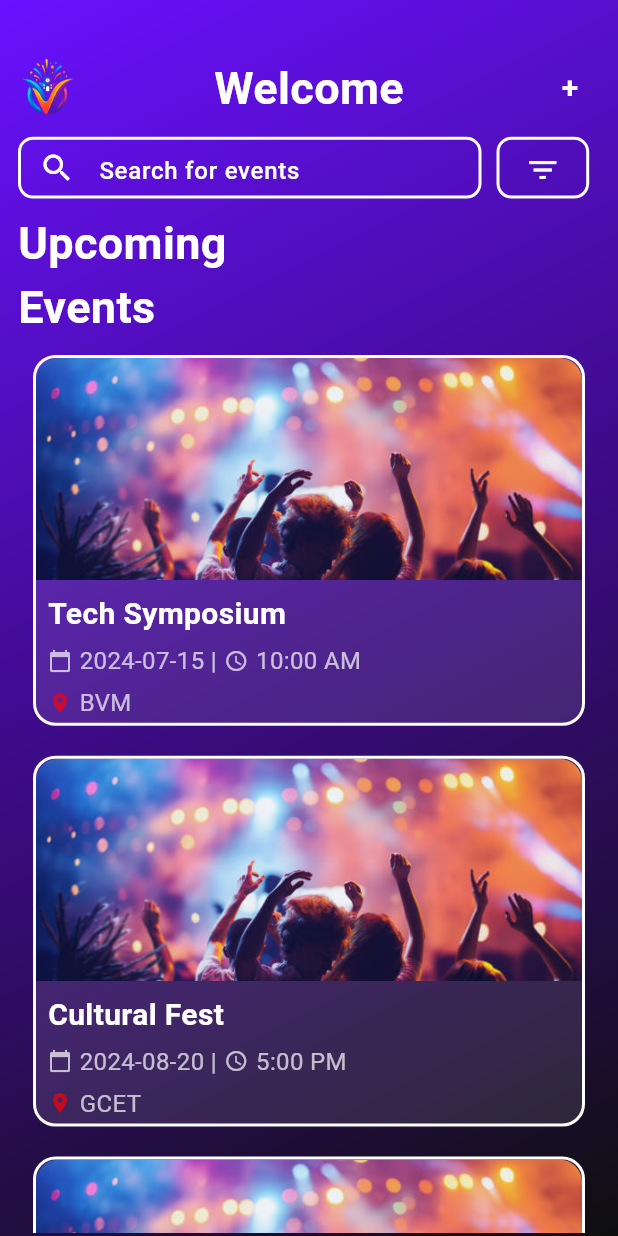
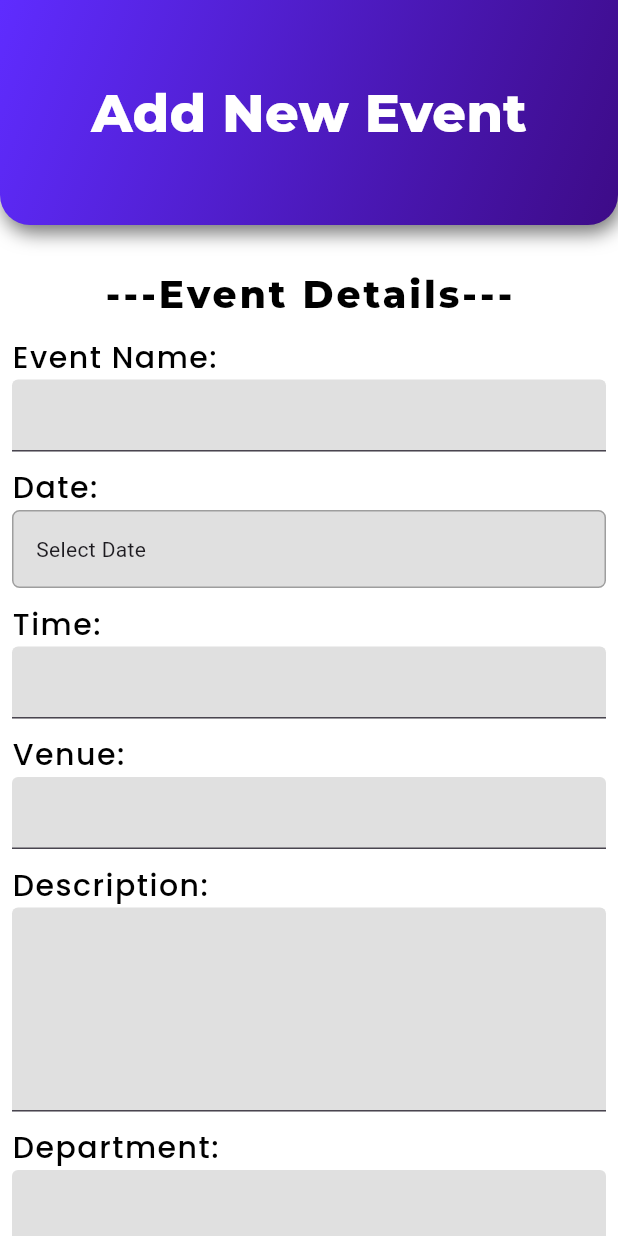
Before and after one commit to SHASANGNIX/Flutter_Event_Management, a Flutter app: the screen it shows after launch, after a tap on an icon or button, on a phone screen of 412 x 824 dp. Run offline on Flutter 3.47's test engine with Material 3 defaults, Android fonts, the phone set to English and light mode, and no system bars; our stand-ins replace google_fonts.

Commit message:
Added Add_Event Page and Navigation

```diff
--- /dev/null
+++ b/lib/Widgets/add_event.dart
@@ -0,0 +1,348 @@
+import 'package:flutter/material.dart';
+import 'package:google_fonts/google_fonts.dart';
+import 'event.dart';
+
+class AddEvent extends StatefulWidget {
+  const AddEvent({super.key, required this.addEvent});
+
+  final Function(Event) addEvent;
+  @override
+  State<AddEvent> createState() => _AddEventState();
+}
+
+class _AddEventState extends State<AddEvent> {
+  final _formkey = GlobalKey<FormState>();
+  TextEditingController nameController = TextEditingController();
+  TextEditingController venueController = TextEditingController();
+  TextEditingController descriptionController = TextEditingController();
+  TextEditingController departmentController = TextEditingController();
+  TextEditingController collegeController = TextEditingController();
+  TextEditingController registrationController = TextEditingController();
+  TextEditingController contactController = TextEditingController();
+  TextEditingController meetingController = TextEditingController();
+  TextEditingController timeController = TextEditingController();
+  TextEditingController categoryController = TextEditingController();
+
+  String date = "";
+  String time = "";
+  bool isOnline = false;
+
+  Future<void> pickDate() async {
+    DateTime? picked = await showDatePicker(
+      context: context,
+      firstDate: DateTime(2020),
+      lastDate: DateTime(2030),
+      initialDate: DateTime.now(),
+    );
+
+    if (picked != null) {
+      setState(() {
+        date = "${picked.day}/${picked.month}/${picked.year}";
+      });
+    }
+  }
+
+  Widget CustomField(TextEditingController controller) {
+    return Padding(
+      padding: EdgeInsets.all(0),
+      child: TextFormField(
+        controller: controller,
+        style: GoogleFonts.montserrat(color: Colors.black),
+        decoration: InputDecoration(
+          labelStyle: GoogleFonts.montserrat(color: Colors.black, fontSize: 20),
+
+          focusedBorder: OutlineInputBorder(
+            borderRadius: BorderRadius.circular(10),
+            borderSide: BorderSide(color: Colors.black, width: 2),
+          ),
+          fillColor: Colors.grey[300],
+          filled: true,
+        ),
+      ),
+    );
+  }
+
+  @override
+  void dispose() {
+    nameController.dispose();
+    venueController.dispose();
+    descriptionController.dispose();
+    departmentController.dispose();
+    collegeController.dispose();
+    registrationController.dispose();
+    contactController.dispose();
+    meetingController.dispose();
+    timeController.dispose();
+    categoryController.dispose();
+    super.dispose();
+  }
+
+  @override
+  Widget build(BuildContext context) {
+    return Container(
+      height: double.infinity,
+      width: double.infinity,
+      color: Colors.white,
+
+      child: Column(
+        children: [
+          Container(
+            height: 150,
+            width: double.infinity,
+            decoration: BoxDecoration(
+              borderRadius: BorderRadius.only(
+                topLeft: Radius.zero,
+                topRight: Radius.zero,
+                bottomLeft: Radius.circular(20),
+                bottomRight: Radius.circular(20),
+              ),
+              gradient: LinearGradient(
+                begin: Alignment.topLeft,
+                end: Alignment.bottomRight,
+                colors: [Color(0xFF5F2CFF), Color(0xFF3D0B87)],
+              ),
+              boxShadow: [
+                BoxShadow(
+                  blurRadius: 10,
+                  color: Colors.black54,
+                  offset: Offset(2, 5),
+                ),
+              ],
+            ),
+            child: Stack(
+              alignment: Alignment.center,
+              children: [
+                Positioned(
+                  child: Text(
+                    "Add New Event",
+                    style: GoogleFonts.montserrat(
+                      fontSize: 35,
+                      fontWeight: FontWeight.w800,
+                      color: Colors.white,
+                    ),
+                  ),
+                ),
+              ],
+            ),
+          ),
+          SizedBox(height: 20),
+          Expanded(
+            child: SingleChildScrollView(
+              child: Padding(
+                padding: EdgeInsets.all(8),
+                child: Form(
+                  key: _formkey,
+                  child: Column(
+                    mainAxisAlignment: MainAxisAlignment.start,
+                    crossAxisAlignment: CrossAxisAlignment.start,
+                    children: [
+                      Center(
+                        child: Text(
+                          "---Event Details---",
+                          style: GoogleFonts.montserrat(
+                            fontSize: 25,
+                            fontWeight: FontWeight.w800,
+                            letterSpacing: 2,
+                            color: Colors.black,
+                          ),
+                        ),
+                      ),
+                      SizedBox(height: 10),
+                      Text(
+                        "Event Name:",
+                        style: GoogleFonts.poppins(
+                          fontSize: 20,
+                          fontWeight: FontWeight.w500,
+                          letterSpacing: 1,
+                          color: Colors.black,
+                        ),
+                      ),
+                      CustomField(nameController),
+                      SizedBox(height: 10),
+                      Text(
+                        "Date:",
+                        style: GoogleFonts.poppins(
+                          fontSize: 20,
+                          fontWeight: FontWeight.w500,
+                          letterSpacing: 1,
+                          color: Colors.black,
+                        ),
+                      ),
+                      InkWell(
+                        onTap: pickDate,
+                        child: Container(
+                          width: double.infinity,
+                          padding: EdgeInsets.all(15),
+
+                          decoration: BoxDecoration(
+                            color: Colors.grey[300],
+                            border: Border.all(color: Colors.grey),
+                            borderRadius: BorderRadius.circular(5),
+                          ),
+
+                          child: Text(date == "" ? "Select Date" : date),
+                        ),
+                      ),
+                      SizedBox(height: 10),
+                      Text(
+                        "Time:",
+                        style: GoogleFonts.poppins(
+                          fontSize: 20,
+                          fontWeight: FontWeight.w500,
+                          letterSpacing: 1,
+                          color: Colors.black,
+                        ),
+                      ),
+                      CustomField(timeController),
+                      SizedBox(height: 10),
+                      Text(
+                        "Venue:",
+                        style: GoogleFonts.poppins(
+                          fontSize: 20,
+                          fontWeight: FontWeight.w500,
+                          letterSpacing: 1,
+                          color: Colors.black,
+                        ),
+                      ),
+                      CustomField(venueController),
+                      SizedBox(height: 10),
+                      Text(
+                        "Description:",
+                        style: GoogleFonts.poppins(
+                          fontSize: 20,
+                          fontWeight: FontWeight.w500,
+                          letterSpacing: 1,
+                          color: Colors.black,
+                        ),
+                      ),
+                      Padding(
+                        padding: EdgeInsetsGeometry.all(0),
+                        child: TextFormField(
+                          controller: descriptionController,
+                          style: GoogleFonts.montserrat(color: Colors.black),
+                          maxLines: 5,
+                          decoration: InputDecoration(
+                            labelStyle: GoogleFonts.montserrat(
+                              color: Colors.black,
+                              fontSize: 20,
+                            ),
+
+                            focusedBorder: OutlineInputBorder(
+                              borderRadius: BorderRadius.circular(10),
+                              borderSide: BorderSide(
+                                color: Colors.black,
+                                width: 2,
+                              ),
+                            ),
+                            fillColor: Colors.grey[300],
+                            filled: true,
+                          ),
+                        ),
+                      ),
+                      SizedBox(height: 10),
+                      Text(
+                        "Department:",
+                        style: GoogleFonts.poppins(
+                          fontSize: 20,
+                          fontWeight: FontWeight.w500,
+                          letterSpacing: 1,
+                          color: Colors.black,
+                        ),
+                      ),
+                      CustomField(departmentController),
+                      SizedBox(height: 10),
+                      Text(
+                        "College:",
+                        style: GoogleFonts.poppins(
+                          fontSize: 20,
+                          fontWeight: FontWeight.w500,
+                          letterSpacing: 1,
+                          color: Colors.black,
+                        ),
+                      ),
+                      CustomField(collegeController),
+                      SizedBox(height: 10),
+                      Text(
+                        "Category:",
+                        style: GoogleFonts.poppins(
+                          fontSize: 20,
+                          fontWeight: FontWeight.w500,
+                          letterSpacing: 1,
+                          color: Colors.black,
+                        ),
+                      ),
+                      CustomField(categoryController),
+                      SwitchListTile(
+                        value: isOnline,
+
+                        title: Text("Online Event"),
+
+                        onChanged: (value) {
+                          setState(() {
+                            isOnline = value;
+                          });
+                        },
+                      ),
+
+                      if (isOnline)
+                          CustomField(meetingController),
+
+                      SizedBox(height: 10),
+                      Text(
+                        "Registration link:",
+                        style: GoogleFonts.poppins(
+                          fontSize: 20,
+                          fontWeight: FontWeight.w500,
+                          letterSpacing: 1,
+                          color: Colors.black,
+                        ),
+                      ),
+                       CustomField(registrationController),
+                      SizedBox(height: 10),
+                      Text(
+                        "Contact Details:",
+                        style: GoogleFonts.poppins(
+                          fontSize: 20,
+                          fontWeight: FontWeight.w500,
+                          letterSpacing: 1,
+                          color: Colors.black,
+                        ),
+                      ),
+                       CustomField(contactController),
+
+                      SizedBox(height: 20),
+
+                      ElevatedButton(
+                        onPressed: (){
+                          Event newevent = Event(
+                            name: nameController.text,
+                            date: date,
+                            time: timeController.text,
+                            venue: venueController.text,
+                            description: descriptionController.text,
+                            department: departmentController.text,
+                            college: collegeController.text,
+                            category: categoryController.text,
+                            isOnline: isOnline,
+                            meetingLink: meetingController.text,
+                            registrationLink: registrationController.text,
+                            contact: contactController.text,
+                            img:'assets/music.jpg',
+                          );
+                          widget.addEvent(newevent);
+                          Navigator.pop(context);
+                        },
+                      child: Text("Add Event", style: GoogleFonts.montserrat(fontSize: 18, fontWeight: FontWeight.w600),
+                      ),
+                      )
+                    ],
+                  ),
+                ),
+              ),
+            ),
+          ),
+        ],
+      ),
+    );
+  }
+}
--- a/lib/Widgets/event.dart
+++ b/lib/Widgets/event.dart
@@ -1,14 +1,31 @@
 class Event {
   String name;
   String date;
+  String time;
+  String venue;
+  String description;
+  String department;
+  String college;
+  String registrationLink;
+  String category;
+  String contact;
+  String meetingLink;
+  bool isOnline;
   dynamic img;
-  String time;
-  String location;
+
   Event({
     required this.name,
     required this.date,
+    required this.time,
+    required this.venue,
+    required this.description,
+    required this.department,
+    required this.college,
+    required this.registrationLink,
+    required this.category,
+    required this.contact,
+    required this.isOnline,
+    required this.meetingLink,
     required this.img,
-    required this.time,
-    required this.location,
   });
 }
--- a/lib/Widgets/fragment_holder.dart
+++ b/lib/Widgets/fragment_holder.dart
@@ -1,5 +1,6 @@
 import 'package:flutter/material.dart';
 import 'lisiting.dart';
+import 'add_event.dart';
 import 'event.dart';
 
 class FragmentHolder extends StatefulWidget {
@@ -16,38 +17,84 @@ class _FragmentHolderState extends State<FragmentHolder> {
       date: "2024-07-15",
       img: "assets/music.jpg",
       time: "10:00 AM",
-      location: "BVM",
+      college: "BVM",
+      venue: "Main Hall",
+      description: "Annual technology symposium",
+      department: "Computer Science",
+      registrationLink: "https://example.com/tech-symposium",
+      category: "Technology",
+      contact: "contact@techsymposium.com",
+      isOnline: false,
+      meetingLink: "https://example.com/tech-symposium-meeting"
     ),
     Event(
       name: "Cultural Fest",
       date: "2024-08-20",
       img: "assets/music.jpg",
       time: "5:00 PM",
-      location: "GCET",
+      college: "GCET",
+      venue: "Auditorium",
+      description: "Annual cultural festival",
+      department: "Arts",
+      registrationLink: "https://example.com/cultural-fest",
+      category: "Cultural",
+      contact: "contact@culturalfest.com",
+      isOnline: false,
+      meetingLink: "https://example.com/cultural-fest-meeting"
     ),
     Event(
       name: "Sports Meet",
       date: "2024-09-10",
       img: "assets/music.jpg",
       time: "8:00 AM",
-      location: "ADIT",
+      college: "ADIT",
+      venue: "Sports Ground",
+      description: "Annual sports meet",
+      department: "Physical Education",
+      registrationLink: "https://example.com/sports-meet",
+      category: "Sports",
+      contact: "contact@sportsmeet.com",
+      isOnline: false,
+      meetingLink: "https://example.com/sports-meet-meeting"
     ),
     Event(
       name: "Art Exhibition",
       date: "2024-10-05",
       img: "assets/music.jpg",
       time: "11:00 AM",
-      location: "BBIT",
+      college: "BBIT",
+      venue: "Art Gallery",
+      description: "Annual art exhibition",
+      department: "Fine Arts",
+      registrationLink: "https://example.com/art-exhibition",
+      category: "Cultural",
+      contact: "contact@artexhibition.com",
+      isOnline: false,
+      meetingLink: "https://example.com/art-exhibition-meeting"
     ),
     Event(
       name: "Music Concert",
       date: "2024-11-25",
       img: "assets/music.jpg",
       time: "7:00 PM",
-      location: "DDU",
+      college: "DDU",
+      venue: "Concert Hall",
+      description: "Annual music concert",
+      department: "Music",
+      registrationLink: "https://example.com/music-concert",
+      category: "Cultural",
+      contact: "contact@musicconcert.com",
+      isOnline: false,
+      meetingLink: "https://example.com/music-concert-meeting"
     ),
   ];
+   void addEvent(Event event) {
 
+    setState(() {
+
+      events.add(event);
+    });
+  }
   @override
   Widget build(BuildContext context) {
     return Container(
@@ -63,6 +110,8 @@ class _FragmentHolderState extends State<FragmentHolder> {
                   case '/home':
                     builder = (BuildContext context) =>HomeScreen(events: events);
                     break;
+                  case '/add':
+                    builder = (BuildContext context) => AddEvent( addEvent: addEvent);
                   default:
                     builder = (BuildContext context) =>
                         HomeScreen(events: events);
--- a/lib/Widgets/lisiting.dart
+++ b/lib/Widgets/lisiting.dart
@@ -107,7 +107,7 @@ class _HomeScreenState extends State<HomeScreen> {
                           ),
                           SizedBox(width: 5),
                           Text(
-                            e.location,
+                            e.college,
                             style: TextStyle(
                               fontSize: 16,
                               color: Colors.white70,
@@ -171,14 +171,16 @@ class _HomeScreenState extends State<HomeScreen> {
                       width: 60,
                       child: TextButton(
                         onPressed: () {},
-                        child: Text(
+                        child: TextButton(
+                          onPressed: () => Navigator.pushNamed(context, '/add'),
+                        child:Text(
                           "+",
                           style: TextStyle(
                             fontSize: 20,
                             color: Colors.white,
                             fontWeight: FontWeight.bold,
                           ),
-                        ),
+                        ),),
                       ),
                     ),
                   ],
```
